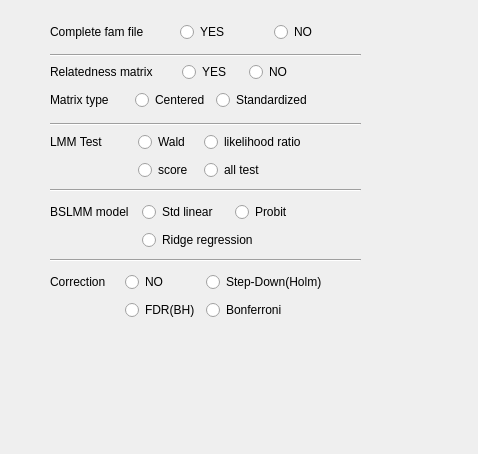
The window that gemmaparamwidget.ui (gdengchao/AquaGWAS_old) describes before a commit, drawn with Qt 5.
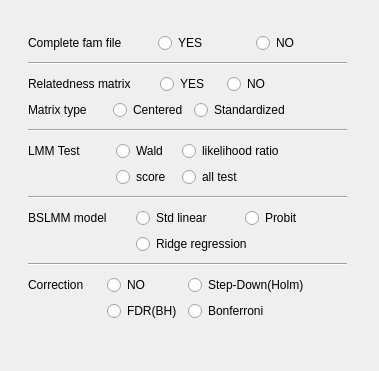
The same window after the commit.

Commit message: Fixed problem of chr and hide BSLMM of GEMMA

Patch:
```diff
--- a/gemmaparamwidget.ui
+++ b/gemmaparamwidget.ui
@@ -6,44 +6,18 @@
    <rect>
     <x>0</x>
     <y>0</y>
-    <width>478</width>
-    <height>454</height>
+    <width>379</width>
+    <height>371</height>
    </rect>
   </property>
   <property name="windowTitle">
    <string>Form</string>
   </property>
-  <widget class="Line" name="line">
-   <property name="geometry">
-    <rect>
-     <x>50</x>
-     <y>109</y>
-     <width>311</width>
-     <height>31</height>
-    </rect>
-   </property>
-   <property name="orientation">
-    <enum>Qt::Horizontal</enum>
-   </property>
-  </widget>
-  <widget class="Line" name="line_2">
-   <property name="geometry">
-    <rect>
-     <x>50</x>
-     <y>180</y>
-     <width>311</width>
-     <height>20</height>
-    </rect>
-   </property>
-   <property name="orientation">
-    <enum>Qt::Horizontal</enum>
-   </property>
-  </widget>
   <widget class="QLabel" name="label_2">
    <property name="geometry">
     <rect>
-     <x>72</x>
-     <y>110</y>
+     <x>50</x>
+     <y>120</y>
      <width>16</width>
      <height>17</height>
     </rect>
@@ -52,32 +26,64 @@
     <string/>
    </property>
   </widget>
-  <widget class="QWidget" name="layoutWidget">
+  <widget class="QWidget" name="">
    <property name="geometry">
     <rect>
-     <x>50</x>
-     <y>60</y>
-     <width>313</width>
-     <height>54</height>
+     <x>28</x>
+     <y>30</y>
+     <width>319</width>
+     <height>303</height>
     </rect>
    </property>
+   <layout class="QGridLayout" name="gridLayout_6">
+    <item row="0" column="0">
+     <layout class="QGridLayout" name="gridLayout_4">
+      <item row="0" column="2">
+       <widget class="QRadioButton" name="noFamRadioButton">
+        <property name="minimumSize">
+         <size>
+          <width>60</width>
+          <height>0</height>
+         </size>
+        </property>
+        <property name="text">
+         <string>NO</string>
+        </property>
+       </widget>
+      </item>
+      <item row="0" column="0">
+       <widget class="QLabel" name="completeFamLabel">
+        <property name="text">
+         <string>Complete fam file         </string>
+        </property>
+       </widget>
+      </item>
+      <item row="0" column="1">
+       <widget class="QRadioButton" name="yesFamRadioButton">
+        <property name="minimumSize">
+         <size>
+          <width>60</width>
+          <height>0</height>
+         </size>
+        </property>
+        <property name="text">
+         <string>YES</string>
+        </property>
+       </widget>
+      </item>
+     </layout>
+    </item>
+    <item row="1" column="0">
+     <widget class="Line" name="matrixLine">
+      <property name="orientation">
+       <enum>Qt::Horizontal</enum>
+      </property>
+     </widget>
+    </item>
+    <item row="2" column="0">
    <layout class="QGridLayout" name="gridLayout_2">
-    <item row="0" column="0" colspan="2">
-     <widget class="QLabel" name="label">
-      <property name="text">
-       <string>Relatedness matrix       </string>
-      </property>
-     </widget>
-    </item>
-    <item row="1" column="0">
-     <widget class="QLabel" name="label_4">
-      <property name="text">
-       <string>Matrix type      </string>
-      </property>
-     </widget>
-    </item>
-    <item row="0" column="4">
-     <widget class="QRadioButton" name="noKinRadioButton">
+      <item row="0" column="2" colspan="2">
+       <widget class="QRadioButton" name="yesKinRadioButton">
       <property name="sizePolicy">
        <sizepolicy hsizetype="Expanding" vsizetype="Fixed">
         <horstretch>0</horstretch>
@@ -97,7 +103,10 @@
        </size>
       </property>
       <property name="text">
-       <string>NO</string>
+         <string>YES</string>
+        </property>
+        <property name="checked">
+         <bool>false</bool>
       </property>
       <property name="autoExclusive">
        <bool>false</bool>
@@ -135,34 +144,17 @@
       </property>
      </widget>
     </item>
-    <item row="0" column="2" colspan="2">
-     <widget class="QRadioButton" name="yesKinRadioButton">
-      <property name="sizePolicy">
-       <sizepolicy hsizetype="Expanding" vsizetype="Fixed">
-        <horstretch>0</horstretch>
-        <verstretch>0</verstretch>
-       </sizepolicy>
-      </property>
-      <property name="minimumSize">
-       <size>
-        <width>60</width>
-        <height>0</height>
-       </size>
-      </property>
-      <property name="maximumSize">
-       <size>
-        <width>16777215</width>
-        <height>16777215</height>
-       </size>
-      </property>
+      <item row="1" column="0">
+       <widget class="QLabel" name="label_4">
       <property name="text">
-       <string>YES</string>
-      </property>
-      <property name="checked">
-       <bool>false</bool>
-      </property>
-      <property name="autoExclusive">
-       <bool>false</bool>
+         <string>Matrix type      </string>
+        </property>
+       </widget>
+      </item>
+      <item row="0" column="0" colspan="2">
+       <widget class="QLabel" name="label">
+        <property name="text">
+         <string>Relatedness matrix       </string>
       </property>
      </widget>
     </item>
@@ -194,25 +186,45 @@
       </property>
      </widget>
     </item>
-   </layout>
-  </widget>
-  <widget class="QWidget" name="layoutWidget">
-   <property name="geometry">
-    <rect>
-     <x>50</x>
-     <y>130</y>
-     <width>311</width>
-     <height>54</height>
-    </rect>
-   </property>
+      <item row="0" column="4">
+       <widget class="QRadioButton" name="noKinRadioButton">
+        <property name="sizePolicy">
+         <sizepolicy hsizetype="Expanding" vsizetype="Fixed">
+          <horstretch>0</horstretch>
+          <verstretch>0</verstretch>
+         </sizepolicy>
+        </property>
+        <property name="minimumSize">
+         <size>
+          <width>60</width>
+          <height>0</height>
+         </size>
+        </property>
+        <property name="maximumSize">
+         <size>
+          <width>16777215</width>
+          <height>16777215</height>
+         </size>
+        </property>
+        <property name="text">
+         <string>NO</string>
+        </property>
+        <property name="autoExclusive">
+         <bool>false</bool>
+        </property>
+       </widget>
+      </item>
+     </layout>
+    </item>
+    <item row="3" column="0">
+     <widget class="Line" name="lmmTestLine">
+      <property name="orientation">
+       <enum>Qt::Horizontal</enum>
+      </property>
+     </widget>
+    </item>
+    <item row="4" column="0">
    <layout class="QGridLayout" name="gridLayout">
-    <item row="0" column="0">
-     <widget class="QLabel" name="lmmTestLabel">
-      <property name="text">
-       <string>LMM Test         </string>
-      </property>
-     </widget>
-    </item>
     <item row="0" column="1">
      <widget class="QRadioButton" name="waldTestRadioButton">
       <property name="sizePolicy">
@@ -244,6 +256,13 @@
       </property>
      </widget>
     </item>
+      <item row="0" column="0">
+       <widget class="QLabel" name="lmmTestLabel">
+        <property name="text">
+         <string>LMM Test         </string>
+        </property>
+       </widget>
+      </item>
     <item row="0" column="2" colspan="2">
      <widget class="QRadioButton" name="likelihoodRadioButton">
       <property name="sizePolicy">
@@ -272,16 +291,6 @@
       </property>
      </widget>
     </item>
-    <item row="1" column="1">
-     <widget class="QRadioButton" name="scoreTestRadioButton">
-      <property name="text">
-       <string>score</string>
-      </property>
-      <property name="autoExclusive">
-       <bool>false</bool>
-      </property>
-     </widget>
-    </item>
     <item row="1" column="2">
      <widget class="QRadioButton" name="allTestRadioButton">
       <property name="text">
@@ -292,17 +301,26 @@
       </property>
      </widget>
     </item>
-   </layout>
-  </widget>
-  <widget class="QWidget" name="layoutWidget">
-   <property name="geometry">
-    <rect>
-     <x>50</x>
-     <y>200</y>
-     <width>271</width>
-     <height>54</height>
-    </rect>
-   </property>
+      <item row="1" column="1">
+       <widget class="QRadioButton" name="scoreTestRadioButton">
+        <property name="text">
+         <string>score</string>
+        </property>
+        <property name="autoExclusive">
+         <bool>false</bool>
+        </property>
+       </widget>
+      </item>
+     </layout>
+    </item>
+    <item row="5" column="0">
+     <widget class="Line" name="bslmmLine">
+      <property name="orientation">
+       <enum>Qt::Horizontal</enum>
+      </property>
+     </widget>
+    </item>
+    <item row="6" column="0">
    <layout class="QGridLayout" name="gridLayout_3">
     <item row="0" column="0">
      <widget class="QLabel" name="bslmmModelLabel">
@@ -318,13 +336,6 @@
       </property>
      </widget>
     </item>
-    <item row="0" column="2">
-     <widget class="QRadioButton" name="probitBslmmRadioButton">
-      <property name="text">
-       <string>Probit</string>
-      </property>
-     </widget>
-    </item>
     <item row="1" column="1" colspan="2">
      <widget class="QRadioButton" name="ridgeBslmmRadioButton">
       <property name="text">
@@ -332,127 +343,24 @@
       </property>
      </widget>
     </item>
-   </layout>
-  </widget>
-  <widget class="Line" name="line_3">
-   <property name="geometry">
-    <rect>
-     <x>50</x>
-     <y>45</y>
-     <width>311</width>
-     <height>21</height>
-    </rect>
-   </property>
-   <property name="orientation">
-    <enum>Qt::Horizontal</enum>
-   </property>
-  </widget>
-  <widget class="QWidget" name="layoutWidget">
-   <property name="geometry">
-    <rect>
-     <x>50</x>
-     <y>20</y>
-     <width>311</width>
-     <height>25</height>
-    </rect>
-   </property>
-   <layout class="QGridLayout" name="gridLayout_4">
-    <item row="0" column="0">
-     <widget class="QLabel" name="completeFamLabel">
-      <property name="text">
-       <string>Complete fam file         </string>
-      </property>
-     </widget>
-    </item>
-    <item row="0" column="1">
-     <widget class="QRadioButton" name="yesFamRadioButton">
-      <property name="minimumSize">
-       <size>
-        <width>60</width>
-        <height>0</height>
-       </size>
-      </property>
-      <property name="text">
-       <string>YES</string>
-      </property>
-     </widget>
-    </item>
     <item row="0" column="2">
-     <widget class="QRadioButton" name="noFamRadioButton">
-      <property name="minimumSize">
-       <size>
-        <width>60</width>
-        <height>0</height>
-       </size>
-      </property>
+       <widget class="QRadioButton" name="probitBslmmRadioButton">
       <property name="text">
-       <string>NO</string>
+         <string>Probit</string>
       </property>
      </widget>
     </item>
    </layout>
-  </widget>
-  <widget class="Line" name="line_4">
-   <property name="geometry">
-    <rect>
-     <x>50</x>
-     <y>250</y>
-     <width>311</width>
-     <height>20</height>
-    </rect>
-   </property>
+    </item>
+    <item row="7" column="0">
+     <widget class="Line" name="correctionLine">
    <property name="orientation">
     <enum>Qt::Horizontal</enum>
    </property>
   </widget>
-  <widget class="QWidget" name="layoutWidget_2">
-   <property name="geometry">
-    <rect>
-     <x>50</x>
-     <y>270</y>
-     <width>311</width>
-     <height>54</height>
-    </rect>
-   </property>
+    </item>
+    <item row="8" column="0">
    <layout class="QGridLayout" name="gridLayout_5">
-    <item row="0" column="0">
-     <widget class="QLabel" name="correctionLabel">
-      <property name="text">
-       <string>Correction</string>
-      </property>
-     </widget>
-    </item>
-    <item row="0" column="1">
-     <widget class="QRadioButton" name="noCorrectRadioButton">
-      <property name="sizePolicy">
-       <sizepolicy hsizetype="MinimumExpanding" vsizetype="Fixed">
-        <horstretch>0</horstretch>
-        <verstretch>0</verstretch>
-       </sizepolicy>
-      </property>
-      <property name="minimumSize">
-       <size>
-        <width>60</width>
-        <height>0</height>
-       </size>
-      </property>
-      <property name="maximumSize">
-       <size>
-        <width>60</width>
-        <height>16777215</height>
-       </size>
-      </property>
-      <property name="text">
-       <string>NO</string>
-      </property>
-      <property name="checked">
-       <bool>false</bool>
-      </property>
-      <property name="autoExclusive">
-       <bool>false</bool>
-      </property>
-     </widget>
-    </item>
     <item row="0" column="2" colspan="2">
      <widget class="QRadioButton" name="stepDownCorrectRadioButton">
       <property name="sizePolicy">
@@ -491,6 +399,13 @@
       </property>
      </widget>
     </item>
+      <item row="0" column="0">
+       <widget class="QLabel" name="correctionLabel">
+        <property name="text">
+         <string>Correction</string>
+        </property>
+       </widget>
+      </item>
     <item row="1" column="2">
      <widget class="QRadioButton" name="bonfCorrectRadioButton">
       <property name="text">
@@ -500,6 +415,39 @@
        <bool>false</bool>
       </property>
      </widget>
+      </item>
+      <item row="0" column="1">
+       <widget class="QRadioButton" name="noCorrectRadioButton">
+        <property name="sizePolicy">
+         <sizepolicy hsizetype="MinimumExpanding" vsizetype="Fixed">
+          <horstretch>0</horstretch>
+          <verstretch>0</verstretch>
+         </sizepolicy>
+        </property>
+        <property name="minimumSize">
+         <size>
+          <width>60</width>
+          <height>0</height>
+         </size>
+        </property>
+        <property name="maximumSize">
+         <size>
+          <width>60</width>
+          <height>16777215</height>
+         </size>
+        </property>
+        <property name="text">
+         <string>NO</string>
+        </property>
+        <property name="checked">
+         <bool>false</bool>
+        </property>
+        <property name="autoExclusive">
+         <bool>false</bool>
+        </property>
+       </widget>
+      </item>
+     </layout>
     </item>
    </layout>
   </widget>
```
Lines whose indentation alone changed are shown as unchanged. The commit also changes 9 other files.
